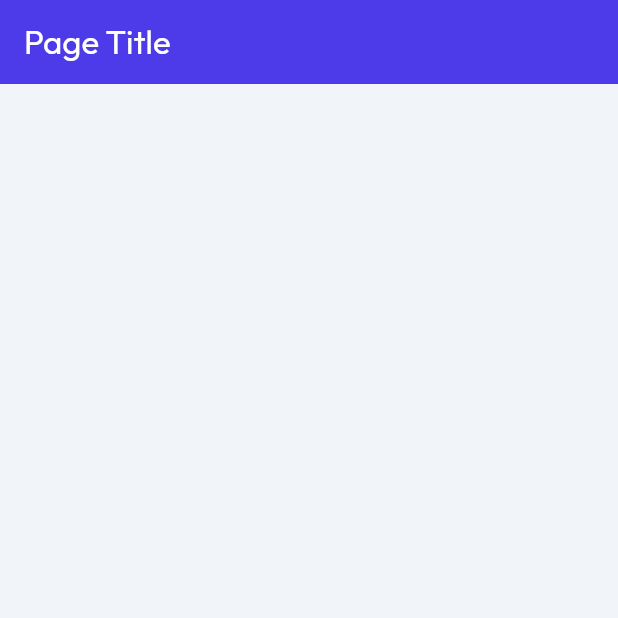
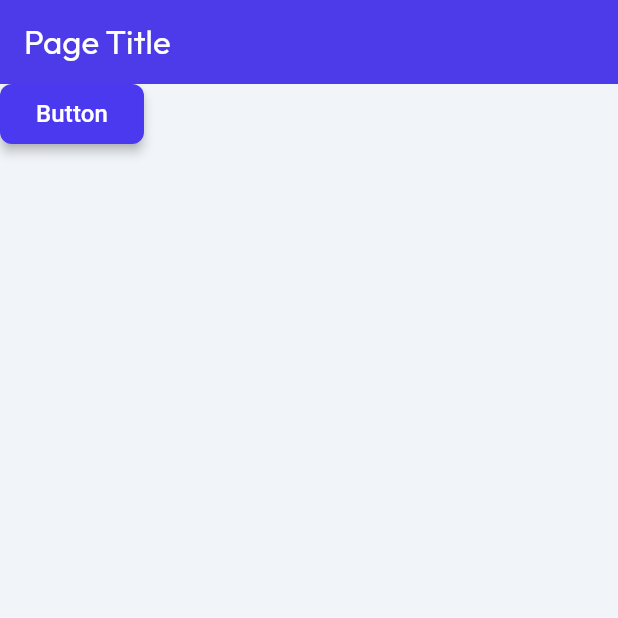
Before and after one commit to danny-support-flutterflow/gitPushWorkAround, a Flutter app: the screen it shows after launch, on a phone screen of 412 x 824 dp, the top half of it. Run offline on Flutter 3.47's test engine with Material 3 defaults, Android fonts, the phone set to English and light mode, and no system bars; drawn by our look-alikes of auto_size_text; our stand-ins replace font_awesome_flutter, from_css_color, go_router, google_fonts, page_transition, shared_preferences and 1 more; missing offline and left inert: json_path; Roboto replaces fonts that are missing (Readex Pro).

Commit message:
Added Button

```diff
--- a/lib/pages/home_page/home_page_widget.dart
+++ b/lib/pages/home_page/home_page_widget.dart
@@ -1,5 +1,6 @@
 import '/flutter_flow/flutter_flow_theme.dart';
 import '/flutter_flow/flutter_flow_util.dart';
+import '/flutter_flow/flutter_flow_widgets.dart';
 import 'package:flutter/material.dart';
 import 'home_page_model.dart';
 export 'home_page_model.dart';
@@ -53,11 +54,35 @@ class _HomePageWidgetState extends State<HomePageWidget> {
           centerTitle: false,
           elevation: 2.0,
         ),
-        body: const SafeArea(
+        body: SafeArea(
           top: true,
           child: Column(
             mainAxisSize: MainAxisSize.max,
-            children: [],
+            children: [
+              FFButtonWidget(
+                onPressed: () {
+                  print('Button pressed ...');
+                },
+                text: 'Button',
+                options: FFButtonOptions(
+                  height: 40.0,
+                  padding: const EdgeInsetsDirectional.fromSTEB(24.0, 0.0, 24.0, 0.0),
+                  iconPadding:
+                      const EdgeInsetsDirectional.fromSTEB(0.0, 0.0, 0.0, 0.0),
+                  color: FlutterFlowTheme.of(context).primary,
+                  textStyle: FlutterFlowTheme.of(context).titleSmall.override(
+                        fontFamily: 'Readex Pro',
+                        color: Colors.white,
+                      ),
+                  elevation: 3.0,
+                  borderSide: const BorderSide(
+                    color: Colors.transparent,
+                    width: 1.0,
+                  ),
+                  borderRadius: BorderRadius.circular(8.0),
+                ),
+              ),
+            ],
           ),
         ),
       ),
--- a/pubspec.yaml
+++ b/pubspec.yaml
@@ -15,7 +15,7 @@ publish_to: 'none' # Remove this line if you wish to publish to pub.dev
 # In iOS, build-name is used as CFBundleShortVersionString while build-number used as CFBundleVersion.
 # Read more about iOS versioning at
 # https://developer.apple.com/library/archive/documentation/General/Reference/InfoPlistKeyReference/Articles/CoreFoundationKeys.html
-version: 2.0.0+5
+version: 1.0.0+1
 
 environment:
   sdk: ">=3.0.0 <4.0.0"
```
